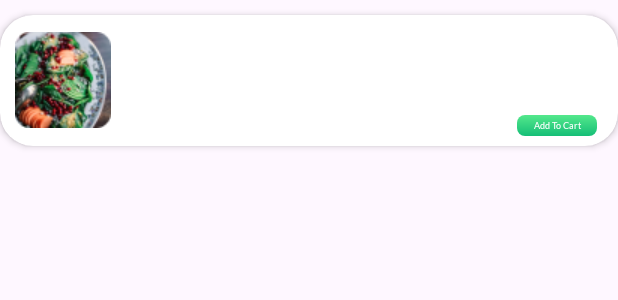
After one commit to lipatov-fl/foodDelivery, an Android app: the layout menu_item.xml on its own in the app's theme, with its tools: preview values and no code run, on a phone screen of 412 x 824 dp. The commit adds this screen. Shown: the top 300 px of the screen. Run offline under Robolectric (Android 15) with nearby library versions, the phone set to English and light mode, and no system bars.

Commit message:
Начал реализацию MenuView

```diff
--- a/app/src/main/java/com/lipatovfl/fooddelivery/Fragment/HomeFragment.kt
+++ b/app/src/main/java/com/lipatovfl/fooddelivery/Fragment/HomeFragment.kt
@@ -1,6 +1,7 @@
 package com.lipatovfl.fooddelivery.Fragment
 
 import android.os.Bundle
+import android.os.TestLooperManager
 import androidx.fragment.app.Fragment
 import android.view.LayoutInflater
 import android.view.View
@@ -11,6 +12,7 @@ import androidx.recyclerview.widget.LinearLayoutManager
 import com.denzcoskun.imageslider.constants.ScaleTypes
 import com.denzcoskun.imageslider.interfaces.ItemClickListener
 import com.denzcoskun.imageslider.models.SlideModel
+import com.lipatovfl.fooddelivery.MenuBottomSheetFragment
 import com.lipatovfl.fooddelivery.R
 import com.lipatovfl.fooddelivery.adapter.PopularAdapter
 import com.lipatovfl.fooddelivery.databinding.FragmentHomeBinding
@@ -23,6 +25,10 @@ class HomeFragment : Fragment() {
         savedInstanceState: Bundle?
     ): View? {
         homeBinding = FragmentHomeBinding.inflate(inflater, container, false)
+        homeBinding.btnViewMenu.setOnClickListener {
+            val bottomSheetDialog = MenuBottomSheetFragment()
+            bottomSheetDialog.show(parentFragmentManager, "Test")
+        }
         return homeBinding.root
     }
 
--- /dev/null
+++ b/app/src/main/res/layout/menu_item.xml
@@ -0,0 +1,95 @@
+<?xml version="1.0" encoding="utf-8"?>
+<LinearLayout xmlns:android="http://schemas.android.com/apk/res/android"
+    xmlns:app="http://schemas.android.com/apk/res-auto"
+    xmlns:tools="http://schemas.android.com/tools"
+    android:layout_width="match_parent"
+    android:layout_height="wrap_content"
+    android:gravity="center"
+    android:orientation="vertical">
+
+    <androidx.cardview.widget.CardView
+        android:layout_width="match_parent"
+        android:layout_height="87dp"
+        android:layout_marginTop="10dp"
+        android:layout_marginBottom="10dp"
+        app:cardCornerRadius="22dp"
+        app:cardElevation="3dp"
+        app:layout_constraintBottom_toBottomOf="parent"
+        app:layout_constraintEnd_toEndOf="parent"
+        app:layout_constraintHorizontal_bias="0.0"
+        app:layout_constraintStart_toStartOf="parent"
+        app:layout_constraintTop_toTopOf="parent">
+
+        <androidx.constraintlayout.widget.ConstraintLayout
+            android:layout_width="match_parent"
+            android:layout_height="match_parent">
+
+            <ImageView
+                android:id="@+id/menuImage"
+                android:layout_width="64dp"
+                android:layout_height="64dp"
+                android:layout_marginStart="10dp"
+                android:layout_marginEnd="24dp"
+                android:contentDescription="@string/photo_menu_description"
+                android:elevation="10dp"
+                android:scaleType="centerCrop"
+                app:layout_constraintBottom_toBottomOf="parent"
+                app:layout_constraintEnd_toStartOf="@+id/menuFoodName"
+                app:layout_constraintStart_toStartOf="parent"
+                app:layout_constraintTop_toTopOf="parent"
+                app:layout_constraintVertical_bias="0.478"
+                app:srcCompat="@drawable/photo_menu1" />
+
+            <androidx.appcompat.widget.AppCompatTextView
+                android:id="@+id/menuFoodName"
+                android:layout_width="0dp"
+                android:layout_height="wrap_content"
+                android:ellipsize="end"
+                android:lines="1"
+                android:text=""
+                android:textColor="@color/black"
+                android:textSize="20sp"
+                app:fontFamily="@font/yeonsung"
+                app:layout_constraintBottom_toBottomOf="@+id/menuImage"
+                app:layout_constraintEnd_toStartOf="@id/menuAddToCard"
+                app:layout_constraintStart_toEndOf="@id/menuImage"
+                app:layout_constraintTop_toTopOf="@+id/menuImage"
+                app:layout_constraintVertical_bias="0.488" />
+
+            <androidx.appcompat.widget.AppCompatTextView
+                android:id="@+id/menuPrice"
+                android:layout_width="wrap_content"
+                android:layout_height="wrap_content"
+                android:layout_marginTop="29dp"
+                android:text=""
+                android:textColor="@color/start_color_green"
+                android:textSize="29sp"
+                android:textStyle="bold"
+                app:layout_constraintBottom_toTopOf="@id/menuAddToCard"
+                app:layout_constraintEnd_toEndOf="@+id/menuAddToCard"
+                app:layout_constraintStart_toStartOf="@+id/menuAddToCard"
+                app:layout_constraintTop_toTopOf="@id/menuImage" />
+
+            <androidx.appcompat.widget.AppCompatTextView
+                android:id="@+id/menuAddToCard"
+                android:layout_width="53dp"
+                android:layout_height="14dp"
+                android:layout_marginStart="73dp"
+                android:layout_marginTop="5dp"
+                android:layout_marginEnd="14dp"
+                android:layout_marginBottom="14dp"
+                android:background="@drawable/add_to_cart_shape"
+                android:gravity="center"
+                android:text="@string/add_to_cart"
+                android:textColor="@color/white"
+                android:textSize="6sp"
+                app:fontFamily="@font/lato"
+                app:layout_constraintBottom_toBottomOf="@id/menuImage"
+                app:layout_constraintEnd_toEndOf="parent"
+                app:layout_constraintStart_toEndOf="@id/menuFoodName"
+                app:layout_constraintTop_toBottomOf="@+id/menuPrice"
+                tools:ignore="SmallSp" />
+        </androidx.constraintlayout.widget.ConstraintLayout>
+
+    </androidx.cardview.widget.CardView>
+</LinearLayout>
```
Also changed, not shown: app/src/main/java/com/lipatovfl/fooddelivery/MenuBottomSheetFragment.kt (added, +30 -0 lines), app/src/main/java/com/lipatovfl/fooddelivery/adapter/MenuAdapter.kt (added, +38 -0 lines), app/src/main/res/layout/fragment_menu_bottom_sheet.xml (added, +14 -0 lines).
